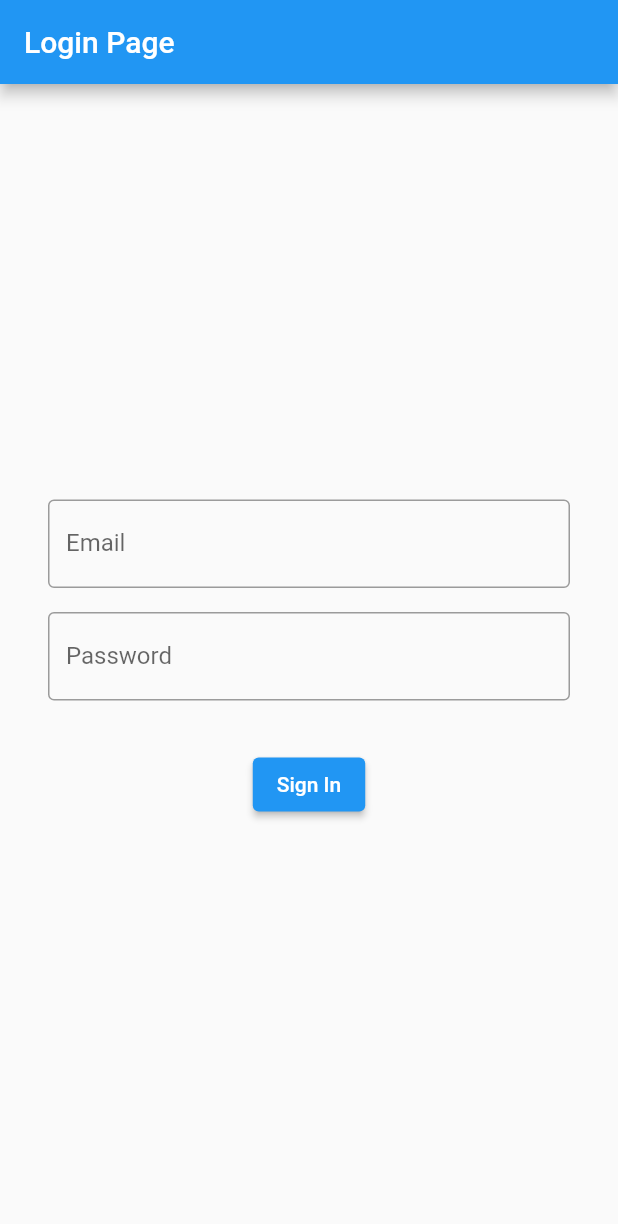
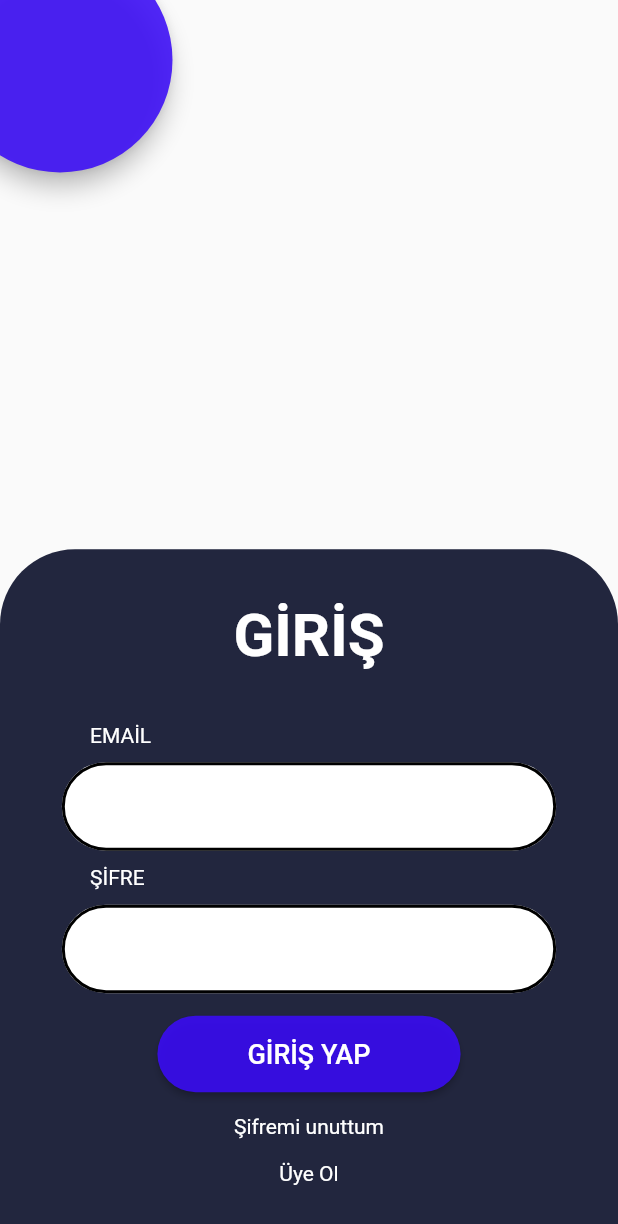
Before and after one commit to demirelarda/AkademiHUBFlutter, a Flutter app: the screen it shows after launch, on a phone screen of 412 x 824 dp. Shown: the top 1224 px of the screen. Run offline on Flutter 3.47's test engine with Material 2 defaults, Android fonts, the phone set to English and light mode, and no system bars; our stand-ins replace firebase_auth, firebase_core; accounts and stored records are empty.

Commit message:
Login UI Updated

```diff
--- a/lib/login_page.dart
+++ b/lib/login_page.dart
@@ -1,83 +1,222 @@
+import 'package:flutter/material.dart';
 import 'package:akademi_hub_flutter/service/authentication_service.dart';
-import 'package:flutter/material.dart';
 import 'package:firebase_auth/firebase_auth.dart';
 
-
-class LoginPage extends StatefulWidget {
-  @override
-  _LoginPageState createState() => _LoginPageState();
+void main() {
+  runApp(const MyApp());
 }
 
-class _LoginPageState extends State<LoginPage> {
-  final GlobalKey<FormState> _formKey = GlobalKey<FormState>();
-  late String _email, _password;
+class MyApp extends StatelessWidget {
+  const MyApp({Key? key}) : super(key: key);
 
   @override
   Widget build(BuildContext context) {
+    return MaterialApp(
+      title: 'Flutter Demo',
+      theme: ThemeData(
+        primarySwatch: Colors.blue,
+      ),
+      home: const LoginPage(title: 'Login'),
+    );
+  }
+}
+
+class LoginPage extends StatefulWidget {
+  const LoginPage({Key? key, required this.title}) : super(key: key);
+
+  final String title;
+
+  @override
+  State<LoginPage> createState() => _LoginPageState();
+}
+
+
+class _LoginPageState extends State<LoginPage> {
+  final _formKey = GlobalKey<FormState>();
+  final AuthenticationService _authService = AuthenticationService();
+  final TextEditingController _emailController = TextEditingController();
+  final TextEditingController _passwordController = TextEditingController();
+
+  @override
+  Widget build(BuildContext context) {
+    var height = MediaQuery.of(context).size.height;
+    var width = MediaQuery.of(context).size.width;
+
     return Scaffold(
-      appBar: AppBar(
-        title: Text('Login Page'),
+      body: Stack(fit: StackFit.loose, children: [
+        Positioned(
+          top: -35,
+          left: -35,
+          child: SizedBox(
+            width: 150,
+            height: 150,
+            child: FloatingActionButton(
+                backgroundColor: Color.fromARGB(224, 58, 11, 247),
+                child: Text(""),
+                onPressed: () {
+
+                }),
           ),
-      body: Container(
-        padding: EdgeInsets.all(32),
+        ),
+        Column(
+          mainAxisAlignment: MainAxisAlignment.end,
+          crossAxisAlignment: CrossAxisAlignment.start,
+          children: [
+            Container(
+                height: height / 1.8,
+                width: width,
+                decoration: BoxDecoration(
+                    color: Color.fromARGB(255, 34, 38, 62),
+                    borderRadius: BorderRadius.only(
+                        topRight: Radius.circular(50),
+                        topLeft: Radius.circular(50))),
                 child: Form(
                   key: _formKey,
                   child: Column(
                     mainAxisAlignment: MainAxisAlignment.center,
-            children: <Widget>[
-              TextFormField(
-                validator: (input) {
-                  if (input == null || input.isEmpty) {
-                    return 'Please type an email';
-                  }
-                  return null;
-                },
-                onSaved: (input) => _email = input!,
-                decoration: InputDecoration(
-                  labelText: 'Email',
-                  border: OutlineInputBorder(),
-                  hintText: 'you@example.com',
+                    children: [
+                      Padding(
+                        padding: const EdgeInsets.only(bottom: 35),
+                        child: Text(
+                          "GİRİŞ",
+                          style: TextStyle(
+                              color: Colors.white,
+                              fontSize: 40,
+                              fontWeight: FontWeight.bold),
                         ),
                       ),
-              SizedBox(height: 16),
-              TextFormField(
-                validator: (input) {
-                  if (input == null || input.isEmpty) {
-                    return 'Please type a password';
-                  }
-                  return null;
-                },
-                onSaved: (input) => _password = input!,
+                      Padding(
+                        padding: const EdgeInsets.only(left: 60, bottom: 10),
+                        child: Align(
+                            alignment: Alignment.centerLeft,
+                            child: Text(
+                              "EMAİL",
+                              style: TextStyle(color: Colors.white),
+                            )),
+                      ),
+                      Container(
+                        width: width / 1.25,
+                        child: TextFormField(
+                          controller: _emailController,
+                          style: TextStyle(
+                            color: Color.fromARGB(255, 34, 38, 62),
+                          ),
                           decoration: InputDecoration(
-                  labelText: 'Password',
-                  border: OutlineInputBorder(),
-                  hintText: '********',
+                            focusedBorder: OutlineInputBorder(
+                              borderSide: BorderSide(
+                                width: 2,
+                              ),
+                              borderRadius: BorderRadius.circular(50.0),
+                            ),
+                            enabledBorder: OutlineInputBorder(
+                              borderSide: BorderSide(
+                                width: 2,
+                              ),
+                              borderRadius: BorderRadius.circular(50.0),
+                            ),
+                            filled: true,
+                            fillColor: Colors.white,
+                            focusColor: Colors.white,
+                          ),
+                        ),
+                      ),
+                      Padding(
+                        padding: const EdgeInsets.only(
+                            left: 60, top: 10, bottom: 10),
+                        child: Align(
+                            alignment: Alignment.centerLeft,
+                            child: Text(
+                              "ŞİFRE",
+                              style: TextStyle(color: Colors.white),
+                            )),
+                      ),
+                      Container(
+                        width: width / 1.25,
+                        child: TextFormField(
+                          controller: _passwordController,
+                          style: TextStyle(
+                            color: Color.fromARGB(255, 34, 38, 62),
+                          ),
+                          decoration: InputDecoration(
+                            focusedBorder: OutlineInputBorder(
+                              borderSide: BorderSide(
+                                width: 2,
+                              ),
+                              borderRadius: BorderRadius.circular(50.0),
+                            ),
+                            enabledBorder: OutlineInputBorder(
+                              borderSide: BorderSide(
+                                width: 2,
+                              ),
+                              borderRadius: BorderRadius.circular(50.0),
+                            ),
+                            filled: true,
+                            fillColor: Colors.white,
+                            focusColor: Colors.white,
                           ),
                           obscureText: true,
                         ),
-              SizedBox(height: 32),
-              ElevatedButton(
-                onPressed: signIn,
-                child: Text('Sign In'),
                       ),
-            ],
+                      Padding(
+                        padding: const EdgeInsets.only(top: 15),
+                        child: ElevatedButton(
+                          onPressed: () {
+                            signIn();
+                          },
+                          child: Text(
+                            "GİRİŞ YAP",
+                            style: TextStyle(fontSize: 18),
+                          ),
+                          style: ElevatedButton.styleFrom(
+                            primary: Color.fromARGB(224, 58, 11, 247),
+                            padding: EdgeInsets.symmetric(horizontal: 60, vertical: 15),
+                            shape: RoundedRectangleBorder(
+                              borderRadius: BorderRadius.circular(50),
                             ),
                           ),
                         ),
+                      ),
+
+                      Padding(
+                        padding: const EdgeInsets.symmetric(vertical: 15),
+                        child: InkWell(
+                          onTap: () {},
+                          child: Text(
+                            "Şifremi unuttum",
+                            style: TextStyle(color: Colors.white),
+                          ),
+                        ),
+                      ),
+                      InkWell(
+                        onTap: () {
+                          signIn();
+                        },
+                        child: Text(
+                          "Üye Ol",
+                          style: TextStyle(color: Colors.white),
+                        ),
+                      ),
+
+                    ],
+                  ),
+                ))
+          ],
+        ),
+      ]),
     );
   }
 
   void signIn() async {
     if (_formKey.currentState!.validate()) {
       _formKey.currentState!.save();
-      AuthenticationService().signInWithEmailAndPassword(_email, _password).then((result) {
-        if (result != null) {
-          ScaffoldMessenger.of(context).showSnackBar(SnackBar(content: Text(result)));
-        } else {
+      try {
+        await _authService.signInWithEmailAndPassword(
+            _emailController.text, _passwordController.text);
 
-        }
-      });
+      } on FirebaseAuthException catch (e) {
+        ScaffoldMessenger.of(context)
+            .showSnackBar(SnackBar(content: Text(e.message!)));
       }
     }
-
   }
+}
--- a/lib/main.dart
+++ b/lib/main.dart
@@ -47,7 +47,7 @@ class _Wrapper extends StatelessWidget {
       builder: (BuildContext context, AsyncSnapshot<User?> snapshot) {
         if (snapshot.connectionState == ConnectionState.active) {
           if (snapshot.data?.uid == null) {
-            return LoginPage();
+            return LoginPage(title: '',);
           } else {
             return MyHomePage(title: 'Bottom Navigation Bar Demo'); //eğer kullanıcı giriş yaptıysa direkt olarak Login'i geç
           }
```
Lines whose indentation alone changed are shown as unchanged.
